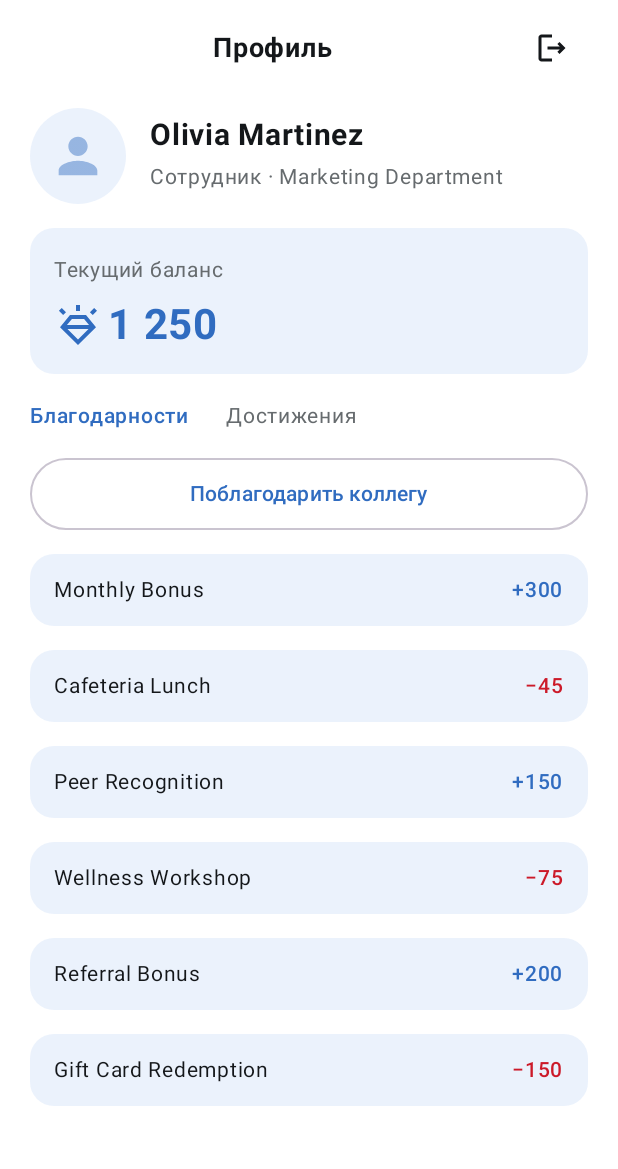
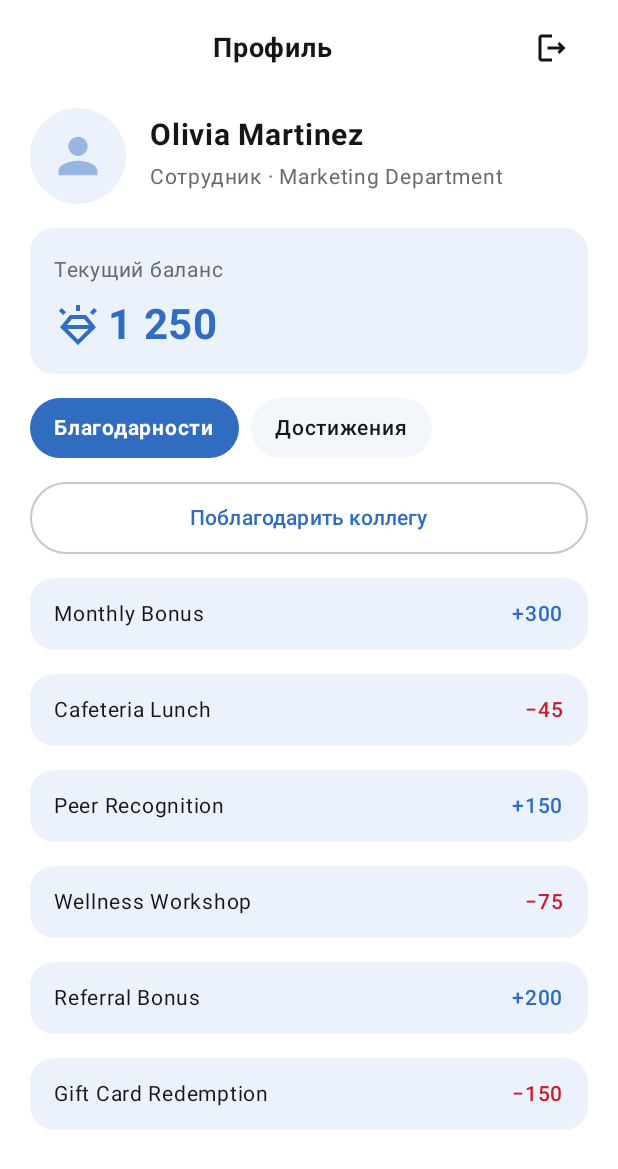
Before and after one commit to AmI2077/ApexHR, an Android app built with Jetpack Compose: the @Preview function ProfileScreenPreview, on a phone screen of 412 x 824 dp. Shown: the top 1169 px of the screen. Run offline under Robolectric (Android 15) with nearby library versions, the phone set to English and light mode, and no system bars; pictures from the network do not load.

Commit message:
Заменил вкладки и фильтры профиля и благодарностей на ApexPillTabs
В профиле вкладки были простым текстом, а в истории операций и выборе
суммы благодарности — материаловскими FilterChip. Теперь везде общие
таблетки ApexPillTabs, как в магазине.

- ProfileTabs: «Благодарности» / «Достижения» через ApexPillTabs
  по ProfileTab.entries
- История операций: фильтры по типам через ApexPillTabs с отступом 20dp,
  прокрутка ряда теперь у LazyRow внутри компонента
- Выбор суммы благодарности: таблетки 10/20/30/50, во время отправки
  выключены (enabled)
- Убрал ставшие ненужными FilterChip, horizontalScroll и клики по тексту
- Тесты: без изменений, логика выбора не менялась

Тесты: 323 (было 323), все проходят

```diff
--- a/app/src/main/java/com/example/apexhr/features/profile/ui/composables/Components.kt
+++ b/app/src/main/java/com/example/apexhr/features/profile/ui/composables/Components.kt
@@ -1,5 +1,6 @@
 package com.example.apexhr.features.profile.ui.composables
 
+import androidx.annotation.StringRes
 import androidx.compose.foundation.background
 import androidx.compose.foundation.clickable
 import androidx.compose.foundation.layout.Arrangement
@@ -43,6 +44,7 @@ import androidx.compose.ui.unit.sp
 import coil3.compose.AsyncImage
 import com.example.apexhr.R
 import com.example.apexhr.core.ui.composables.ApexAmount
+import com.example.apexhr.core.ui.composables.ApexPillTabs
 import com.example.apexhr.core.ui.theme.ApexDimens
 import com.example.apexhr.core.ui.theme.negativeRedColor
 import com.example.apexhr.core.ui.theme.primaryBlueColor
@@ -191,29 +193,19 @@ fun ProfileTabs(
     onTabClick: (ProfileTab) -> Unit,
     modifier: Modifier = Modifier,
 ) {
-    Row(
-        modifier = modifier.fillMaxWidth(),
-        horizontalArrangement = Arrangement.spacedBy(ApexDimens.spacing24.dp),
-    ) {
-        Text(
-            text = stringResource(R.string.profile_tab_thanks),
-            color = if (selectedTab == ProfileTab.Thanks) primaryBlueColor else secondaryTextColor,
-            fontSize = ApexDimens.text14.sp,
-            fontWeight = if (selectedTab == ProfileTab.Thanks) FontWeight.SemiBold else FontWeight.Normal,
-            modifier = Modifier.clickable { onTabClick(ProfileTab.Thanks) },
-        )
-        Text(
-            text = stringResource(R.string.profile_tab_achievements),
-            color = if (selectedTab == ProfileTab.Achievements) primaryBlueColor else secondaryTextColor,
-            fontSize = ApexDimens.text14.sp,
-            fontWeight = if (selectedTab == ProfileTab.Achievements) {
-                FontWeight.SemiBold
-            } else {
-                FontWeight.Normal
-            },
-            modifier = Modifier.clickable { onTabClick(ProfileTab.Achievements) },
-        )
-    }
+    val tabs = ProfileTab.entries
+    ApexPillTabs(
+        labels = tabs.map { stringResource(it.labelRes()) },
+        selectedIndex = tabs.indexOf(selectedTab),
+        onSelect = { index -> onTabClick(tabs[index]) },
+        modifier = modifier,
+    )
+}
+
+@StringRes
+private fun ProfileTab.labelRes(): Int = when (this) {
+    ProfileTab.Thanks -> R.string.profile_tab_thanks
+    ProfileTab.Achievements -> R.string.profile_tab_achievements
 }
 
 @Composable
```
Also changed, not shown: app/src/main/java/com/example/apexhr/features/profile/ui/history/TransactionHistoryScreen.kt (+8 -28 lines), app/src/main/java/com/example/apexhr/features/thanks/ui/composables/Components.kt (+7 -23 lines).
